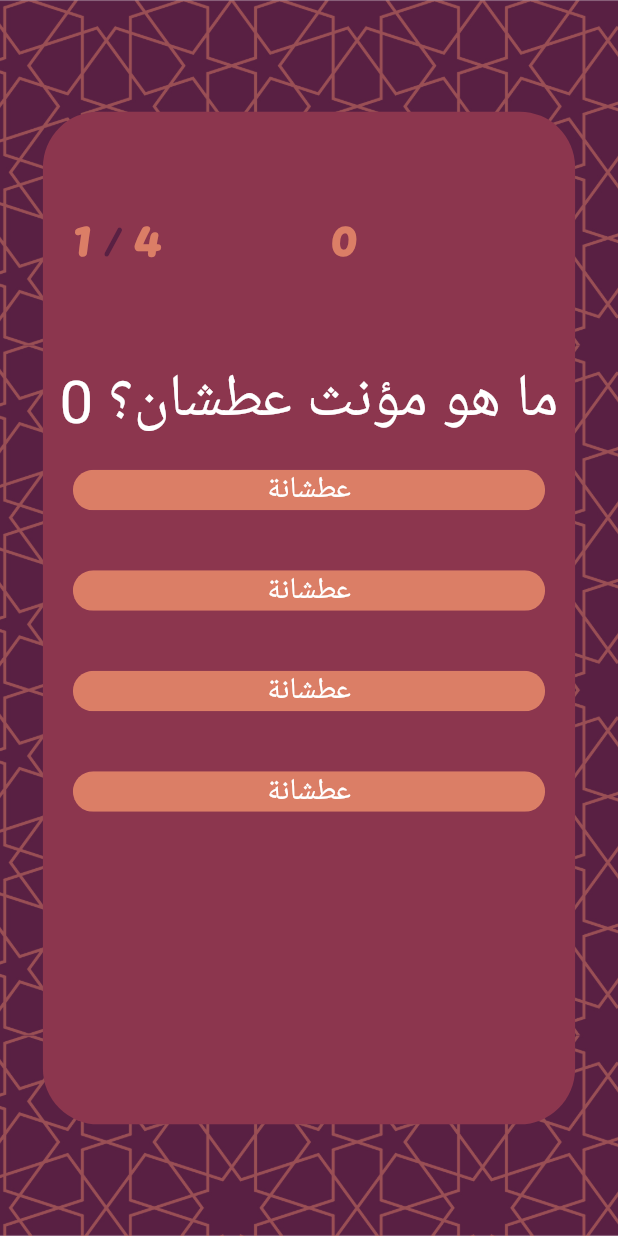
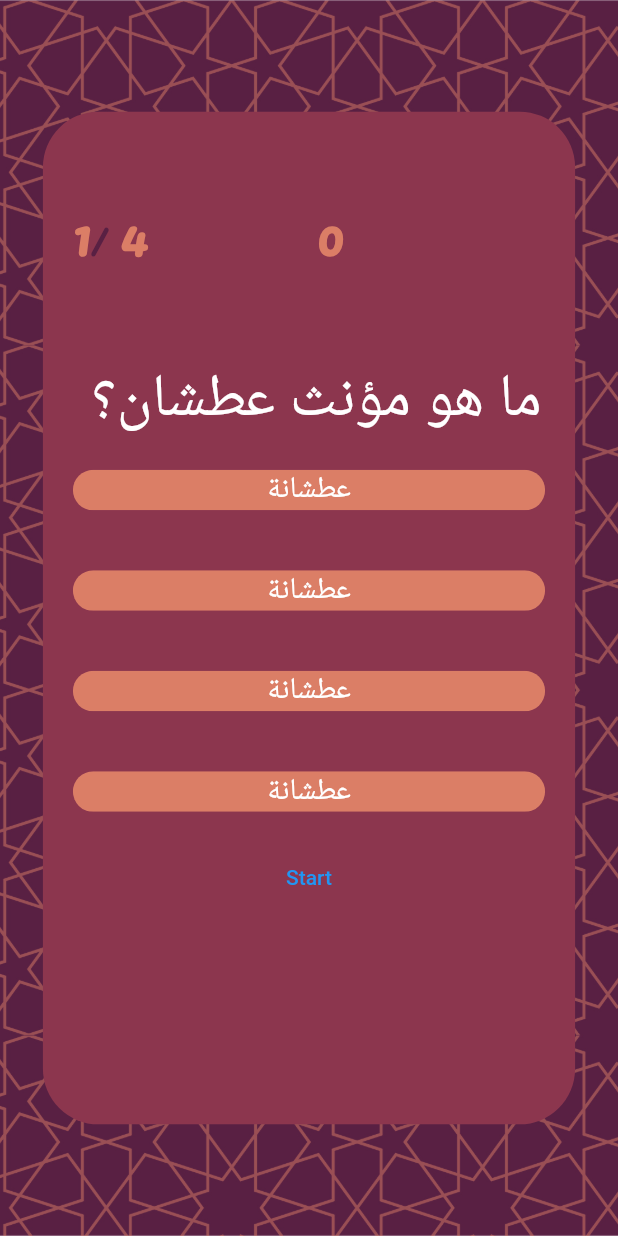
Before and after one commit to alyeldin97/molamey, a Flutter app: the screen it shows after launch, on a phone screen of 412 x 824 dp. Run offline on Flutter 3.47's test engine with Material 2 defaults, Android fonts, the phone set to English and light mode, and no system bars; drawn by our look-alikes of circular_countdown_timer; missing offline and left inert: circular_countdown; Roboto replaces fonts that are missing (Arabic); project files that could hold a hidden picture were left out.

Commit message:
Commit Two

```diff
--- a/lib/main.dart
+++ b/lib/main.dart
@@ -1,12 +1,11 @@
 import 'package:flutter/material.dart';
-
+import 'package:circular_countdown/circular_countdown.dart';
 import 'package:circular_countdown_timer/circular_countdown_timer.dart';
 import 'package:moalemy/quiz_screen.dart';
 
 void main() {
   runApp(MyApp());
 }
-
 
 
 
--- a/lib/quiz_screen.dart
+++ b/lib/quiz_screen.dart
@@ -5,45 +5,41 @@ import 'package:moalemy/reusables.dart';
 
 List<QuestionModel> questions = [
   QuestionModel(
-    question: "ما هو مؤنث عطشان؟ 0",
-    answers: ['عطشي','عطشانة','عطشي','عطشي'],
+    question: "ما هو مؤنث عطشان؟ ",
+    answers: ['عطشي', 'عطشانة', 'عطشي', 'عطشي'],
     correctAnswerIndex: 0,
   ),
   QuestionModel(
-    question: "ما هو مؤنث عطشان؟ 1",
-    answers: ['عطشي','عطشانة','عطشي','عطشي'],
+    question: "ما هو مذكر تعبانة؟ ",
+    answers: ['عطشي', 'عطشانة', 'عطشي', 'عطشي'],
     correctAnswerIndex: 1,
   ),
   QuestionModel(
-    question: "ما هو مؤنث عطشان؟ 2 ",
-    answers: ['عطشي','عطشانة','عطشي','عطشي'],
+    question: "ما هو مؤنث جعان؟ ",
+    answers: ['عطشي', 'عطشانة', 'عطشي', 'عطشي'],
     correctAnswerIndex: 2,
   ),
   QuestionModel(
-    question: "ما هو مؤنث عطشان؟ 3",
-    answers: ['عطشي','عطشانة','عطشي','عطشي'],
+    question: "ما هو مذكر طفشانة؟ ",
+    answers: ['عطشي', 'عطشانة', 'عطشي', 'عطشي'],
     correctAnswerIndex: 3,
   ),
-
 ];
 
 class QuizScreen extends StatefulWidget {
-
   @override
   State<QuizScreen> createState() => _QuizScreenState();
 }
 
 class _QuizScreenState extends State<QuizScreen> {
   bool correct = false;
-  int currentIndex=0;
+  int currentIndex = -1;
   QuestionModel question;
-
+  int duration = 3;
 
   @override
   Widget build(BuildContext context) {
-    question=questions[currentIndex];
-    CountDownController _controller = CountDownController();
-    int duration = 3;
+    question = currentIndex==-1? questions[0]:questions[currentIndex];
     return Container(
       decoration: BoxDecoration(
           image: DecorationImage(
@@ -67,28 +63,37 @@ class _QuizScreenState extends State<QuizScreen> {
                       Padding(
                         padding: const EdgeInsets.all(20.0),
                         child: RichText(
-                          text: TextSpan(
-                            children: [
-                              TextSpan(text: '1 ',style: TextStyle(
+                          text: TextSpan(children: [
+                            TextSpan(
+                              text: currentIndex==-1? '1':'${currentIndex+1}',
+                              style: TextStyle(
                                   fontFamily: 'English',
                                   fontSize: 33.0,
                                   color: Color(0xFFDB7E66),
-                                  fontWeight: FontWeight.bold),),
-                              TextSpan(text:'/',style: TextStyle(
+                                  fontWeight: FontWeight.bold),
+                            ),
+                            TextSpan(
+                              text: '/',
+                              style: TextStyle(
                                   fontFamily: 'English',
                                   fontSize: 20.0,
                                   color: Color(0xFF592043),
-                                  fontWeight: FontWeight.bold),),
-                              TextSpan(text: ' 4',style: TextStyle(
+                                  fontWeight: FontWeight.bold),
+                            ),
+                            TextSpan(
+                              text: ' 4',
+                              style: TextStyle(
                                   fontFamily: 'English',
                                   fontSize: 33.0,
                                   color: Color(0xFFDB7E66),
-                                  fontWeight: FontWeight.bold),),
-                            ]
-                          ),
+                                  fontWeight: FontWeight.bold),
+                            ),
+                          ]),
                         ),
                       ),
-                      SizedBox(width: 50,),
+                      SizedBox(
+                        width: 50,
+                      ),
                       Container(
                         child: CircularCountDownTimer(
                           // Countdown duration in Seconds.
@@ -98,7 +103,7 @@ class _QuizScreenState extends State<QuizScreen> {
                           initialDuration: 0,
 
                           // Controls (i.e Start, Pause, Resume, Restart) the Countdown Timer.
-                          controller: _controller,
+                          controller: controller,
 
                           // Width of the Countdown Widget.
                           width: MediaQuery.of(context).size.width / 4,
@@ -132,7 +137,6 @@ class _QuizScreenState extends State<QuizScreen> {
                           // Text Style for Countdown Text.
                           textStyle: TextStyle(
                               fontFamily: 'English',
-
                               fontSize: 33.0,
                               color: Color(0xFFDB7E66),
                               fontWeight: FontWeight.bold),
@@ -155,19 +159,20 @@ class _QuizScreenState extends State<QuizScreen> {
                           // This Callback will execute when the Countdown Starts.
                           onStart: () {
                             // Here, do whatever you want
-                            print('Countdown Started');
+                            //print('Countdown Started');
+                            if (currentIndex < questions.length-1) {
+                            setState(() {
+                              currentIndex += 1;
+                            });
+                            }
                           },
 
                           // This Callback will execute when the Countdown Ends.
                           onComplete: () {
                             // Here, do whatever you want
-                            print('Countdown Ended');
-                            setState(() {
-                              if(currentIndex<questions.length)
-                              currentIndex++;
-                            });
-                            _controller.start();
-
+                            if(currentIndex < questions.length-1)
+                            {controller.start();
+                            print('Countdown Ended');}
 
                           },
                         ),
@@ -183,11 +188,13 @@ class _QuizScreenState extends State<QuizScreen> {
                     textDirection: TextDirection.rtl,
                   ),
                   Column(
-                    children: questions.map((question){
+                    children: questions.map((question) {
                       return buildAnswer();
-                    } ).toList(),
+                    }).toList(),
                   ),
-
+                  TextButton(onPressed: () {
+                    controller.start();
+                  }, child: Text('Start')),
                 ],
               ),
             ),
--- a/lib/reusables.dart
+++ b/lib/reusables.dart
@@ -1,4 +1,8 @@
+import 'package:circular_countdown_timer/circular_countdown_timer.dart';
 import 'package:flutter/material.dart';
+
+
+CountDownController controller = CountDownController();
 
 //ANSWER WIDGET
 Widget buildAnswer({String answer}) {
--- a/pubspec.yaml
+++ b/pubspec.yaml
@@ -24,6 +24,7 @@ dependencies:
   flutter:
     sdk: flutter
   circular_countdown_timer: ^0.2.0
+  circular_countdown: ^2.1.0
 
 
   # The following adds the Cupertino Icons font to your application.
```
Also changed, not shown: pubspec.lock.
